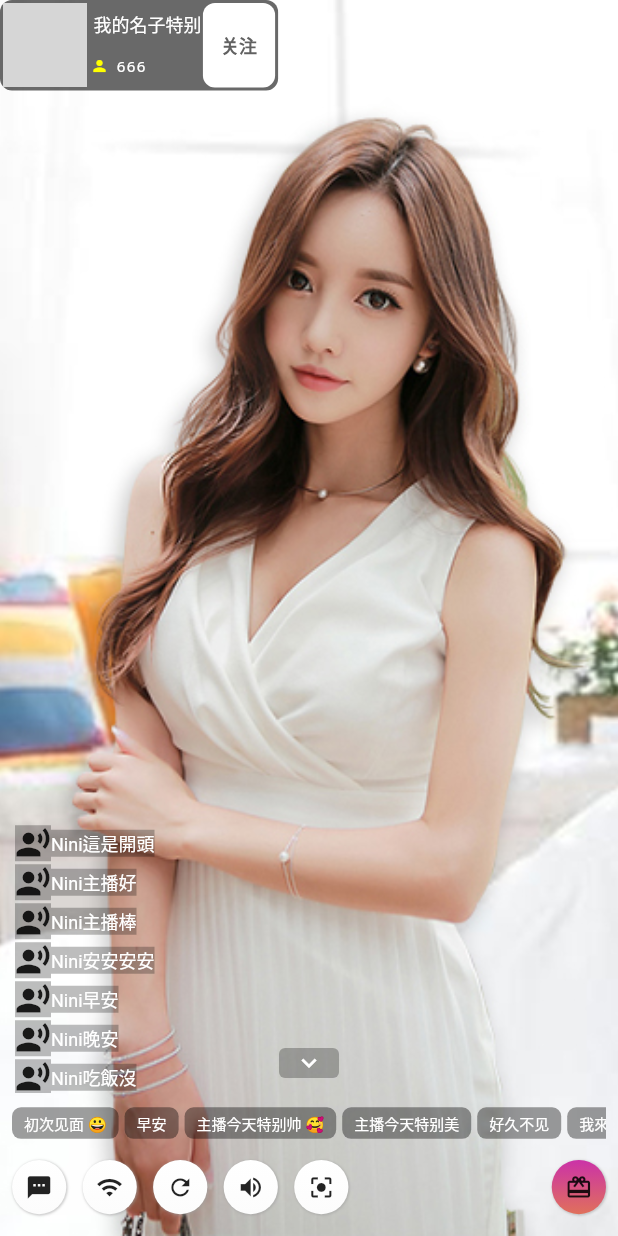
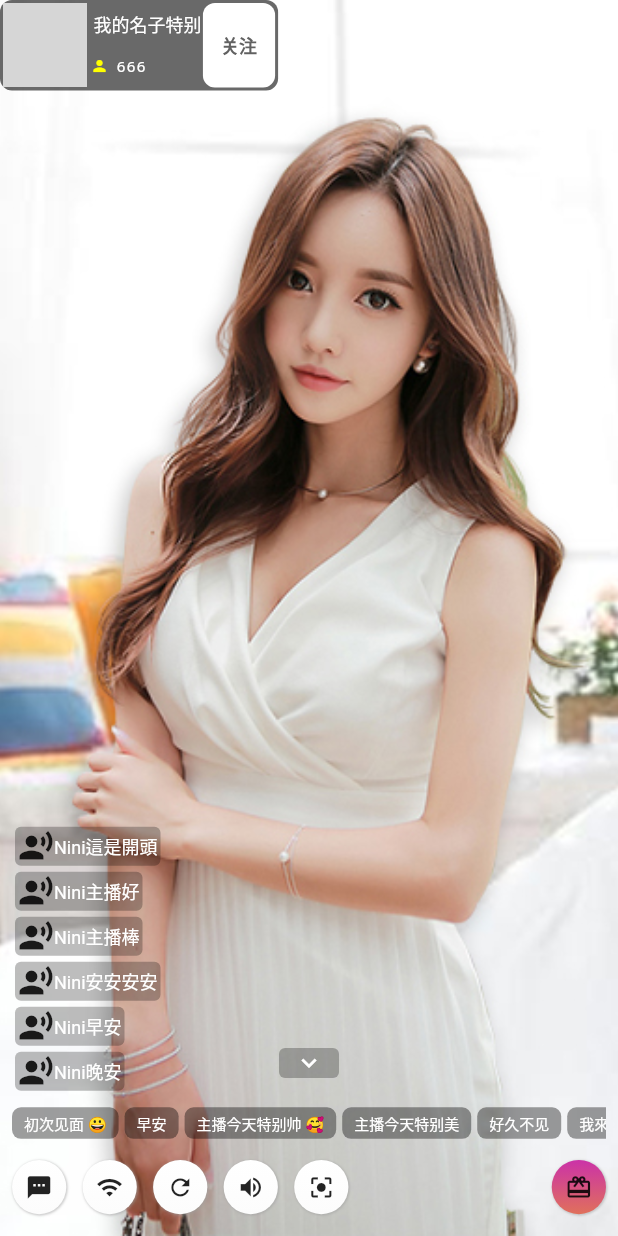
Before and after one commit to johnny90347/flutter_live_stream, a Flutter app: the first screen one second after launch, on a phone screen of 412 x 824 dp. Run offline on Flutter 3.47's test engine with Material 2 defaults, Android fonts, the phone set to English and light mode, and no system bars; our stand-ins replace dio, get, get_it, google_fonts; missing offline and left inert: flutter_vlc_player, keyboard_visibility, signalr_core; generated files the repository leaves out were written again; network calls fail; statements that could not run were skipped; grey boxes are pictures that could not be loaded.

Commit message:
MODIFY dialog display UI show off

```diff
--- a/lib/pages/live_chat_room/chat_room_feature/center_area/chat_area/dialog_display/dialog_display.dart
+++ b/lib/pages/live_chat_room/chat_room_feature/center_area/chat_area/dialog_display/dialog_display.dart
@@ -89,15 +89,6 @@ class _DialogDisplayState extends State<DialogDisplay> {
                 itemBuilder: (context, index) {
                   return MessageItem(
                       level: 5, name: 'null', message: ctr.listItems[index]);
-//                  return Container(
-//                    child: Row(
-//                      crossAxisAlignment: CrossAxisAlignment.start,
-//                      children: [
-//                        Icon(Icons.record_voice_over),
-//                        Expanded(child: Text('${ctr.listItems[index]}')),
-//                      ],
-//                    ),
-//                  );
                 }),
           ),
         ),
@@ -139,31 +130,35 @@ class MessageItem extends StatelessWidget {
 
   final backgroundColor = Colors.black26;
 
+  // 由於 listView 直向,寬度會被強制擴展,為了讓對話有彈性的背景顏色,所以我嘗試多次選擇
+  // 1.row開頭
+  // 2.包一層Flexible,讓大量文字不會超出邊界
+  // 3.Warp 是仿照17的顯示,若文字太多,玩家名稱與內容文字,是分開兩排,不黏再一起
   @override
   Widget build(BuildContext context) {
-    return Container(
-      margin: EdgeInsets.symmetric(vertical: 1.0),
-      child: Row(
-        crossAxisAlignment: CrossAxisAlignment.center,
-        mainAxisSize: MainAxisSize.min,
+    return Row(
       children: [
-          Container(
-              decoration: BoxDecoration(color: backgroundColor),
-              child: Icon(Icons.record_voice_over)),
         Flexible(
           child: Container(
-              decoration: BoxDecoration(color: backgroundColor),
-              child: RichText(
-                textAlign: TextAlign.end,
+            decoration: BoxDecoration(color: backgroundColor,borderRadius: BorderRadius.circular(4.0)),
+            padding: EdgeInsets.symmetric(horizontal: 2.0,vertical: 1.0),
+            margin: EdgeInsets.symmetric(vertical: 2),
+            child: Wrap(
+              crossAxisAlignment: WrapCrossAlignment.center,
+              children: [
+                Icon(Icons.record_voice_over),
+                RichText(
+                  textAlign: TextAlign.start,
                   text: TextSpan(style: TextStyle(fontSize: 12.0), children: [
                     TextSpan(text: 'Nini'),
                     TextSpan(text: message)
                   ]),
                 ),
+              ],
             ),
           ),
+        )
       ],
-      ),
     );
   }
 }
```
Lines whose indentation alone changed are shown as unchanged.
